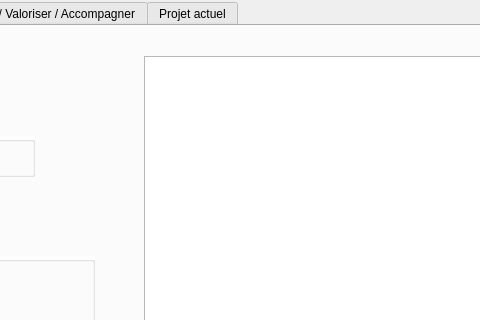
Before: the Qt Designer form map_cen_dialog_base.ui in CEN-Nouvelle-Aquitaine/map_cen, drawn with Qt 5; both pictures show x 288 to 768 and y 0 to 320 of the 1150 by 780 pixel window.
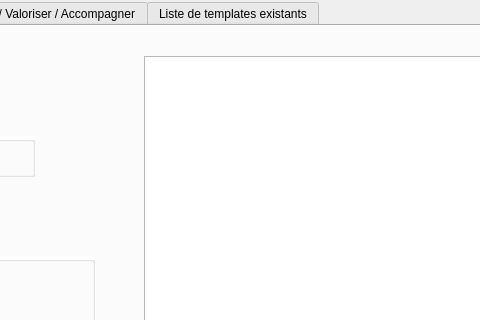
After: the same form once the commit is applied. Icons and pictures are not drawn.

The edit to the form file:
```diff
--- a/map_cen_dialog_base.ui
+++ b/map_cen_dialog_base.ui
@@ -529,7 +529,7 @@
    </widget>
    <widget class="QWidget" name="tab">
     <attribute name="title">
-     <string>Projet actuel</string>
+     <string>Liste de templates existants</string>
     </attribute>
     <widget class="QGroupBox" name="groupBox_6">
      <property name="geometry">
```
Left out of the diff: 8 changed lines with no effect on the pictures.
